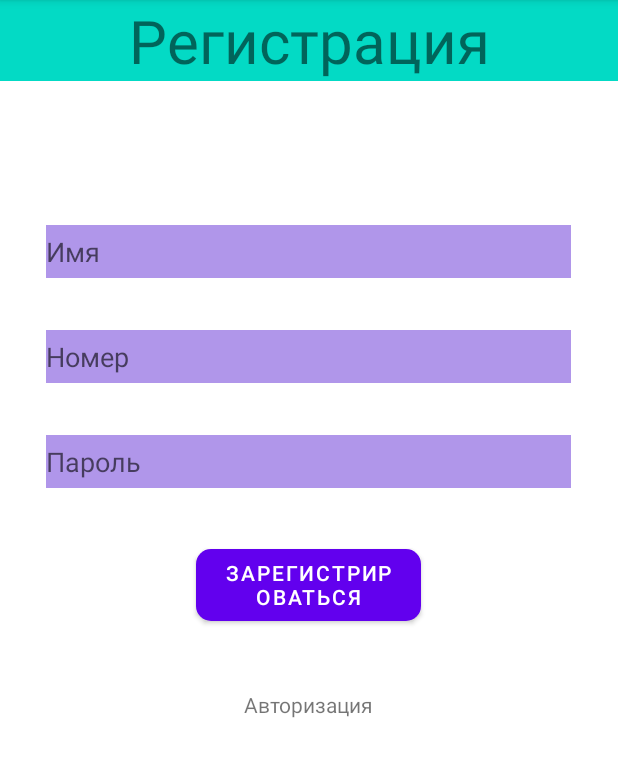
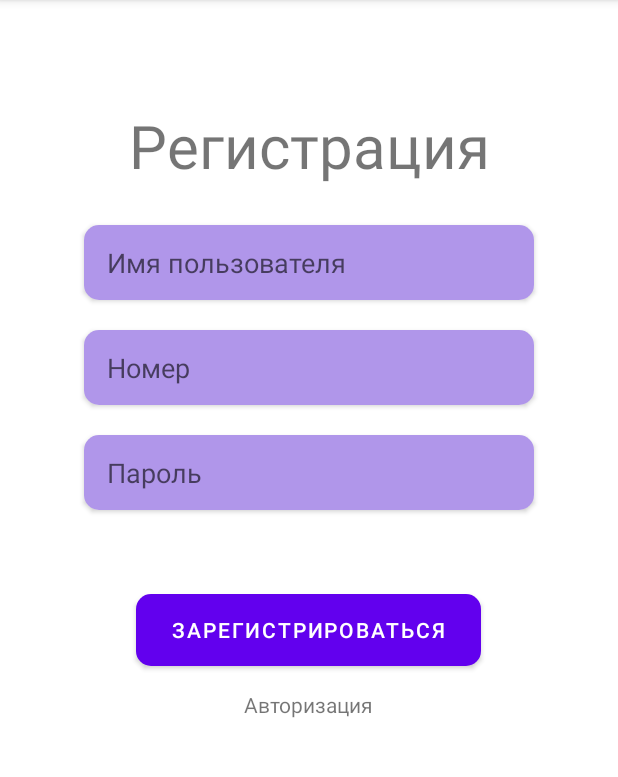
Before and after one commit to Aly0sh/Car-Shop, an Android app: the screen it shows after launch (RegisterLoginActivity), after a tap on "Регистрация", on a phone screen of 412 x 824 dp, the part 84-861 px from its top. Run offline under Robolectric (Android 15) with nearby library versions, the phone set to English and light mode, and no system bars; our stand-ins replace Room's generated code.

```diff
--- a/app/src/main/AndroidManifest.xml
+++ b/app/src/main/AndroidManifest.xml
@@ -3,6 +3,8 @@
     package="com.example.car_shop">
 
     <uses-permission android:name="android.permission.READ_EXTERNAL_STORAGE"/>
+    <uses-permission android:name="android.permission.READ_USER_DICTIONARY"/>
+
 
     <application
         android:allowBackup="true"
--- /dev/null
+++ b/app/src/main/java/com/example/car_shop/data/dao/UserDao.java
@@ -0,0 +1,22 @@
+package com.example.car_shop.data.dao;
+
+import androidx.room.Dao;
+import androidx.room.Delete;
+import androidx.room.Insert;
+import androidx.room.Query;
+
+import com.example.car_shop.data.models.Car;
+import com.example.car_shop.data.models.User;
+
+
+@Dao
+public interface UserDao {
+    @Query("SELECT * FROM users WHERE username = :username;")
+    User getUser(String username);
+
+    @Insert
+    void insert(User user);
+
+    @Delete
+    void delete(User user);
+}
--- /dev/null
+++ b/app/src/main/java/com/example/car_shop/data/enums/UserRoles.java
@@ -0,0 +1,5 @@
+package com.example.car_shop.data.enums;
+
+public enum UserRoles {
+    CLIENT, SELLER
+}
--- a/app/src/main/java/com/example/car_shop/data/models/Car.java
+++ b/app/src/main/java/com/example/car_shop/data/models/Car.java
@@ -24,10 +24,11 @@ public class Car {
 
     public Car(){}
 
-    public Car(String brand, String model, int price){
+    public Car(String brand, String model, int price, byte[] photo){
         this.brand = brand;
         this.model = model;
         this.price = price;
+        this.photo = photo;
     }
 
     public long getId() {
--- a/app/src/main/java/com/example/car_shop/data/room/AppDatabase.java
+++ b/app/src/main/java/com/example/car_shop/data/room/AppDatabase.java
@@ -4,11 +4,16 @@ import androidx.room.Database;
 import androidx.room.RoomDatabase;
 
 import com.example.car_shop.data.dao.CarDao;
+import com.example.car_shop.data.dao.UserDao;
 import com.example.car_shop.data.models.Car;
+import com.example.car_shop.data.models.User;
 
-@Database(entities = {Car.class}, version = 1)
+@Database(entities = {Car.class, User.class}, version = 1)
 public abstract class AppDatabase extends RoomDatabase {
+    private static AppDatabase room;
 
     public abstract CarDao carDao();
 
+    public abstract UserDao userDao();
+
 }
--- a/app/src/main/java/com/example/car_shop/ui/dashboard/CarAdapter.java
+++ b/app/src/main/java/com/example/car_shop/ui/dashboard/CarAdapter.java
@@ -1,16 +1,13 @@
 package com.example.car_shop.ui.dashboard;
 
+import android.graphics.BitmapFactory;
 import android.view.LayoutInflater;
-import android.view.View;
 import android.view.ViewGroup;
 
 import androidx.annotation.NonNull;
 import androidx.recyclerview.widget.RecyclerView;
-import androidx.room.Room;
 
-import com.example.car_shop.data.dao.CarDao;
 import com.example.car_shop.data.models.Car;
-import com.example.car_shop.data.room.AppDatabase;
 import com.example.car_shop.databinding.CarItemLayoutBinding;
 
 import java.util.ArrayList;
@@ -39,6 +36,7 @@ public class CarAdapter extends RecyclerView.Adapter<CarAdapter.CarHolder> {
         holder.binding.brand.setText("Марка: " + car.getBrand());
         holder.binding.model.setText("Модель: " + car.getModel());
         holder.binding.price.setText("Цена: " + car.getPrice() + " сом");
+        holder.binding.carImg.setImageBitmap(BitmapFactory.decodeByteArray(car.getPhoto(), 0, car.getPhoto().length));
     }
 
     @Override
--- a/app/src/main/java/com/example/car_shop/ui/registerOrLogin/login/LoginFragment.java
+++ b/app/src/main/java/com/example/car_shop/ui/registerOrLogin/login/LoginFragment.java
@@ -11,8 +11,10 @@ import androidx.annotation.NonNull;
 import androidx.annotation.Nullable;
 import androidx.fragment.app.Fragment;
 import androidx.lifecycle.ViewModelProvider;
+import androidx.room.Room;
 
 import com.example.car_shop.MainActivity;
+import com.example.car_shop.data.room.AppDatabase;
 import com.example.car_shop.databinding.LoginFragmentBinding;
 import com.example.car_shop.ui.registerOrLogin.register.RegisterFragment;
 
@@ -33,29 +35,29 @@ public class LoginFragment extends Fragment {
 
         View root = binding.getRoot();
 
+        mViewModel = new ViewModelProvider(this).get(LoginViewModel.class);
+        mViewModel.setDatabase(Room.databaseBuilder(binding.getRoot().getContext(), AppDatabase.class, "database").allowMainThreadQueries().build());
         onClick();
 
         return root;
     }
 
-    @Override
-    public void onActivityCreated(@Nullable Bundle savedInstanceState) {
-        super.onActivityCreated(savedInstanceState);
-        mViewModel = new ViewModelProvider(this).get(LoginViewModel.class);
-        // TODO: Use the ViewModel
-    }
-
     private void onClick(){
         binding.login.setOnClickListener(view -> {
-            String phone = binding.phone.getText().toString();
+            String username = binding.username.getText().toString();
             String password = binding.password.getText().toString();
-            if (phone.isEmpty() || password.isEmpty()){
+            if (username.isEmpty() || password.isEmpty()){
                 Toast.makeText(binding.getRoot().getContext(), "Все поля должны быть заполнены", Toast.LENGTH_SHORT).show();
             }
             else {
-                Intent intent = new Intent(requireActivity(), MainActivity.class);
-                Toast.makeText(binding.getRoot().getContext(), "Вы вошли в аккаунт", Toast.LENGTH_SHORT).show();
-                startActivity(intent);
+                if(mViewModel.checkUser(username, password))
+                {
+                    Intent intent = new Intent(requireActivity(), MainActivity.class);
+                    Toast.makeText(binding.getRoot().getContext(), "Вы вошли в аккаунт", Toast.LENGTH_SHORT).show();
+                    startActivity(intent);
+                } else {
+                    Toast.makeText(binding.getRoot().getContext(), "Неправильный логин или пароль!", Toast.LENGTH_SHORT).show();
+                }
             }
         });
 
--- a/app/src/main/java/com/example/car_shop/ui/registerOrLogin/login/LoginViewModel.java
+++ b/app/src/main/java/com/example/car_shop/ui/registerOrLogin/login/LoginViewModel.java
@@ -1,7 +1,31 @@
 package com.example.car_shop.ui.registerOrLogin.login;
 
+import androidx.lifecycle.MutableLiveData;
 import androidx.lifecycle.ViewModel;
 
+import com.example.car_shop.data.dao.UserDao;
+import com.example.car_shop.data.models.User;
+import com.example.car_shop.data.room.AppDatabase;
+
 public class LoginViewModel extends ViewModel {
-    // TODO: Implement the ViewModel
+    private MutableLiveData<User> user;
+    private AppDatabase room;
+    private UserDao userDao;
+
+    public void setDatabase(AppDatabase database){
+        room = database;
+        userDao = room.userDao();
+    }
+
+    public boolean checkUser(String username, String password) {
+        User user = userDao.getUser(username);
+        if (user != null){
+            return user.getPassword().equals(password);
+        }
+        else {
+            return false;
+        }
+    }
+
+
 }
--- a/app/src/main/java/com/example/car_shop/ui/registerOrLogin/register/RegisterFragment.java
+++ b/app/src/main/java/com/example/car_shop/ui/registerOrLogin/register/RegisterFragment.java
@@ -10,7 +10,10 @@ import androidx.annotation.NonNull;
 import androidx.annotation.Nullable;
 import androidx.fragment.app.Fragment;
 import androidx.lifecycle.ViewModelProvider;
+import androidx.room.Room;
 
+import com.example.car_shop.data.models.User;
+import com.example.car_shop.data.room.AppDatabase;
 import com.example.car_shop.databinding.RegisterFragmentBinding;
 import com.example.car_shop.ui.registerOrLogin.login.LoginFragment;
 
@@ -29,25 +32,22 @@ public class RegisterFragment extends Fragment {
                              @Nullable Bundle savedInstanceState) {
         binding = RegisterFragmentBinding.inflate(getLayoutInflater());
         View root = binding.getRoot();
+        mViewModel = new ViewModelProvider(this).get(RegisterViewModel.class);
+
+        mViewModel.setDatabase(Room.databaseBuilder(binding.getRoot().getContext(), AppDatabase.class, "database").allowMainThreadQueries().build());
 
         onClick();
 
         return root;
     }
 
-    @Override
-    public void onActivityCreated(@Nullable Bundle savedInstanceState) {
-        super.onActivityCreated(savedInstanceState);
-        mViewModel = new ViewModelProvider(this).get(RegisterViewModel.class);
-        // TODO: Use the ViewModel
-    }
 
     private void onClick(){
         binding.register.setOnClickListener(view -> {
-            String name = binding.name.getText().toString();
+            String username = binding.username.getText().toString();
+            String password = binding.password.getText().toString();
             String phone = binding.phone.getText().toString();
-            String password = binding.password.getText().toString();
-            if (name.isEmpty() || phone.isEmpty() || password.isEmpty()){
+            if (username.isEmpty() || phone.isEmpty() || password.isEmpty()){
                 Toast.makeText(binding.getRoot().getContext(), "Все поля должны быть заполнены", Toast.LENGTH_SHORT).show();
             }
             else {
@@ -55,7 +55,8 @@ public class RegisterFragment extends Fragment {
                     Toast.makeText(binding.getRoot().getContext(), "Пароль должен содержать не менее 6 символов", Toast.LENGTH_SHORT).show();
                 }
                 else {
-                    Toast.makeText(binding.getRoot().getContext(), "Вы зарегестрированы", Toast.LENGTH_SHORT).show();
+                    Toast.makeText(binding.getRoot().getContext(), "Вы зарегистрированы", Toast.LENGTH_LONG).show();
+                    mViewModel.register(new User(username, phone, password));
                     toLoginPage();
                 }
             }
--- a/app/src/main/java/com/example/car_shop/ui/registerOrLogin/register/RegisterViewModel.java
+++ b/app/src/main/java/com/example/car_shop/ui/registerOrLogin/register/RegisterViewModel.java
@@ -1,7 +1,25 @@
 package com.example.car_shop.ui.registerOrLogin.register;
 
+import androidx.lifecycle.MutableLiveData;
 import androidx.lifecycle.ViewModel;
 
+import com.example.car_shop.data.dao.UserDao;
+import com.example.car_shop.data.models.User;
+import com.example.car_shop.data.room.AppDatabase;
+
 public class RegisterViewModel extends ViewModel {
-    // TODO: Implement the ViewModel
+    private MutableLiveData<User> user;
+    private AppDatabase room;
+    private UserDao userDao;
+
+    public void setDatabase(AppDatabase database){
+        room = database;
+        userDao = room.userDao();
+    }
+
+    public void register(User user) {
+        if (user != null){
+            userDao.insert(user);
+        }
+    }
 }
--- a/app/src/main/res/layout/fragment_add_car.xml
+++ b/app/src/main/res/layout/fragment_add_car.xml
@@ -77,6 +77,7 @@
         />
 
     <Button
+        android:id="@+id/insert"
         android:layout_width="wrap_content"
         android:layout_height="wrap_content"
         android:text="Добавить"
--- a/app/src/main/res/layout/register_fragment.xml
+++ b/app/src/main/res/layout/register_fragment.xml
@@ -12,41 +12,65 @@
         android:textAlignment="center"
         android:text="Регистрация"
         android:textSize="40dp"
-        android:background="@color/teal_200"
+        android:layout_marginTop="70dp"
         />
 
-    <EditText
-        android:id="@+id/name"
-        android:layout_width="350dp"
-        android:layout_height="35dp"
+    <androidx.cardview.widget.CardView
+        android:layout_width="wrap_content"
+        android:layout_height="wrap_content"
         android:layout_marginTop="150dp"
         android:layout_gravity="center_horizontal"
+        app:cardCornerRadius="10dp">
+        <EditText
+            android:id="@+id/username"
+            android:layout_width="300dp"
+            android:layout_height="50dp"
+            android:paddingLeft="15dp"
             android:background="#B096EA"
-        android:hint="Имя" />
+            android:hint="Имя пользователя" />
+    </androidx.cardview.widget.CardView>
 
+
+    <androidx.cardview.widget.CardView
+        android:layout_width="wrap_content"
+        android:layout_height="wrap_content"
+        app:cardCornerRadius="10dp"
+        android:layout_marginTop="220dp"
+        android:layout_gravity="center_horizontal">
         <EditText
             android:id="@+id/phone"
-        android:layout_width="350dp"
-        android:layout_height="35dp"
-        android:layout_marginTop="220dp"
-        android:layout_gravity="center_horizontal"
+            android:layout_width="300dp"
+            android:layout_height="50dp"
             android:background="#B096EA"
+            android:paddingLeft="15dp"
             android:hint="Номер" />
+    </androidx.cardview.widget.CardView>
 
+
+    <androidx.cardview.widget.CardView
+        android:layout_width="wrap_content"
+        android:layout_height="wrap_content"
+        app:cardCornerRadius="10dp"
+        android:layout_marginTop="290dp"
+        android:layout_gravity="center_horizontal">
         <EditText
             android:id="@+id/password"
-        android:layout_width="350dp"
-        android:layout_height="35dp"
-        android:layout_marginTop="290dp"
-        android:layout_gravity="center_horizontal"
+            android:layout_width="300dp"
+            android:inputType="textPassword"
+            android:layout_height="50dp"
+            android:paddingLeft="15dp"
             android:background="#B096EA"
             android:hint="Пароль" />
+    </androidx.cardview.widget.CardView>
+
+
+
 
     <com.google.android.material.button.MaterialButton
         android:id="@+id/register"
-        android:layout_width="150dp"
+        android:layout_width="230dp"
         android:layout_height="60dp"
-        android:layout_marginTop="360dp"
+        android:layout_marginTop="390dp"
         android:layout_gravity="center_horizontal"
         app:cornerRadius="10dp"
         android:text="Зарегистрироваться"
```
Also changed, not shown: app/build.gradle (+10 -0 lines), app/src/main/java/com/example/car_shop/data/models/User.java (added, +74 -0 lines), app/src/main/java/com/example/car_shop/ui/add_car/AddCar.java (+47 -41 lines), app/src/main/java/com/example/car_shop/ui/dashboard/DashboardViewModel.java (+2 -20 lines), app/src/main/res/layout/login_fragment.xml (+33 -15 lines). Lines whose indentation alone changed are shown as unchanged.
